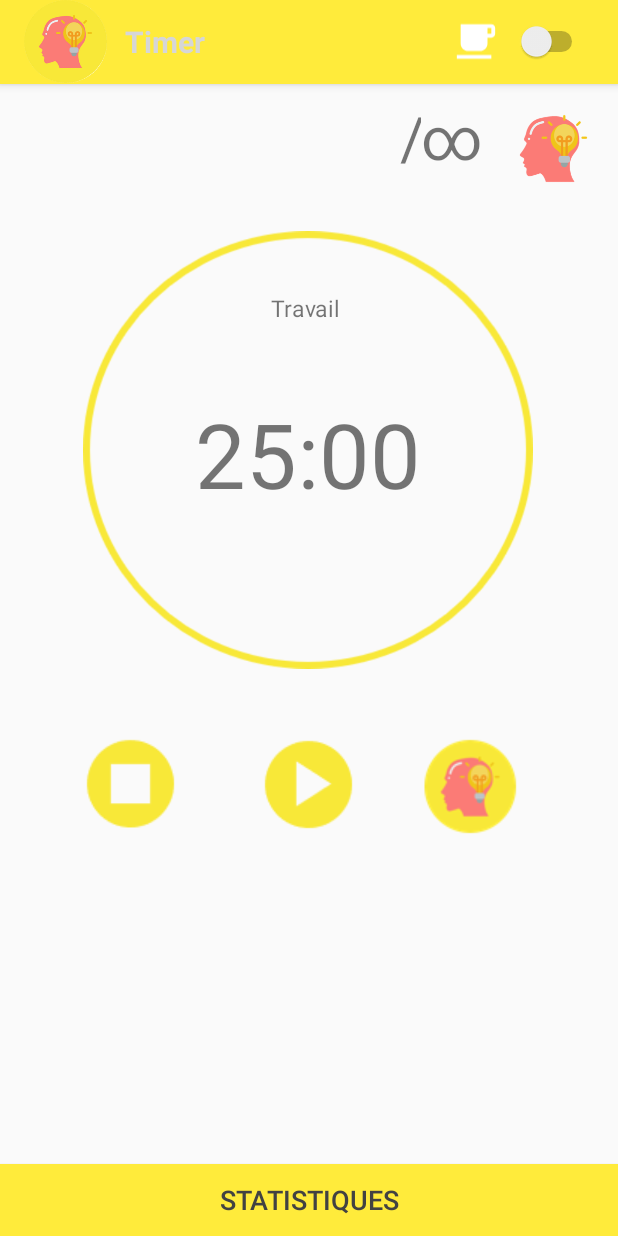
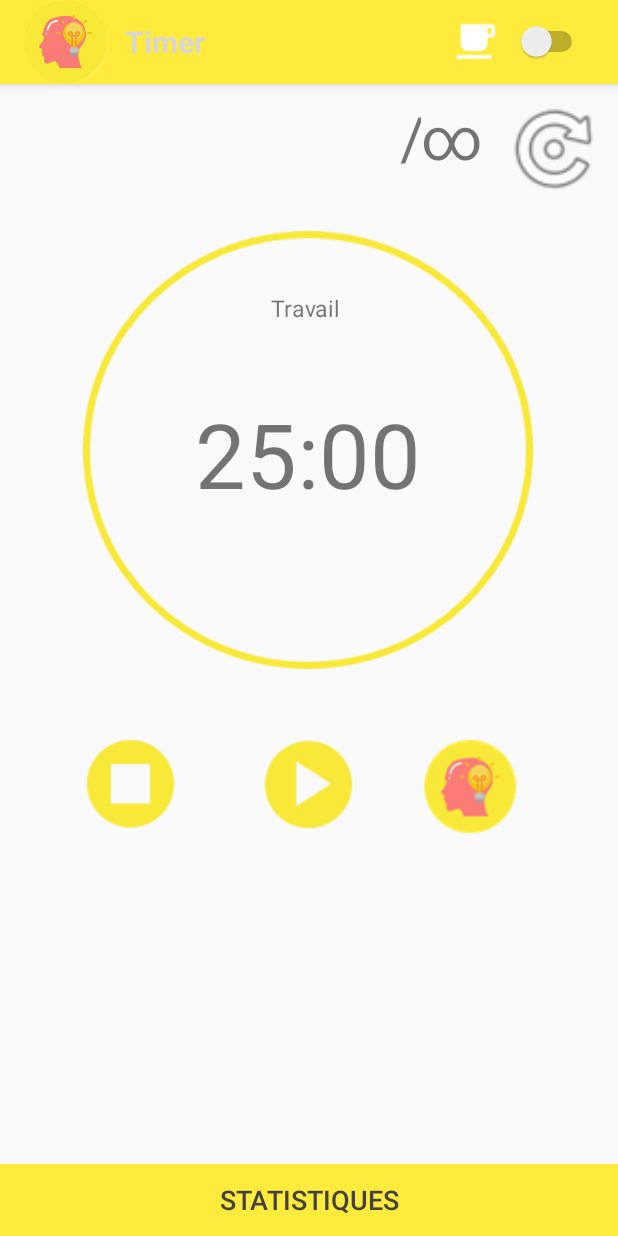
Before and after one commit to dblasko/Productiv-Head-PTUT-IUT, an Android app: the TimerActivity screen opened directly, with no data from a screen before it, on a phone screen of 412 x 824 dp. Run offline under Robolectric (Android 15) with nearby library versions, the phone set to English and light mode, and no system bars; libraries missing offline, so code that uses them is left out: es.dmoral.toasty.

Commit message:
fusion tweaks

```diff
--- a/app/src/main/java/com/example/produtivhead/Timer/TimerActivity.java
+++ b/app/src/main/java/com/example/produtivhead/Timer/TimerActivity.java
@@ -510,7 +510,7 @@ public class TimerActivity extends AppCompatActivity implements NavigationView.O
                     reset(view);
                 }
 
-                if(nbSession==0) tNbSessionPersonnalise.setText("∞");
+                if(nbSession==0) tNbSessionPersonnalise.setText("  ∞");
                 else tNbSessionPersonnalise.setText(String.valueOf(nbSession));
                 actualisationTimer();
                 dialog.cancel();
--- a/app/src/main/res/layout/layout_timer_activity.xml
+++ b/app/src/main/res/layout/layout_timer_activity.xml
@@ -265,18 +265,17 @@
             android:layout_width="70dp"
             android:layout_height="70dp"
             android:layout_marginStart="8dp"
-            android:layout_marginLeft="8dp"
             android:layout_marginTop="64dp"
             android:layout_marginEnd="8dp"
-            android:layout_marginRight="8dp"
             android:layout_marginBottom="8dp"
-            android:src="@drawable/tete"
+            android:src="@android:drawable/ic_menu_rotate"
             app:layout_constraintBottom_toBottomOf="parent"
             app:layout_constraintEnd_toEndOf="parent"
             app:layout_constraintHorizontal_bias="1.0"
             app:layout_constraintStart_toStartOf="parent"
             app:layout_constraintTop_toTopOf="parent"
-            app:layout_constraintVertical_bias="0.0" />
+            app:layout_constraintVertical_bias="0.0"
+            app:srcCompat="@android:drawable/ic_menu_rotate" />
 
         <TextView
             android:id="@+id/sessionTravail"
```
